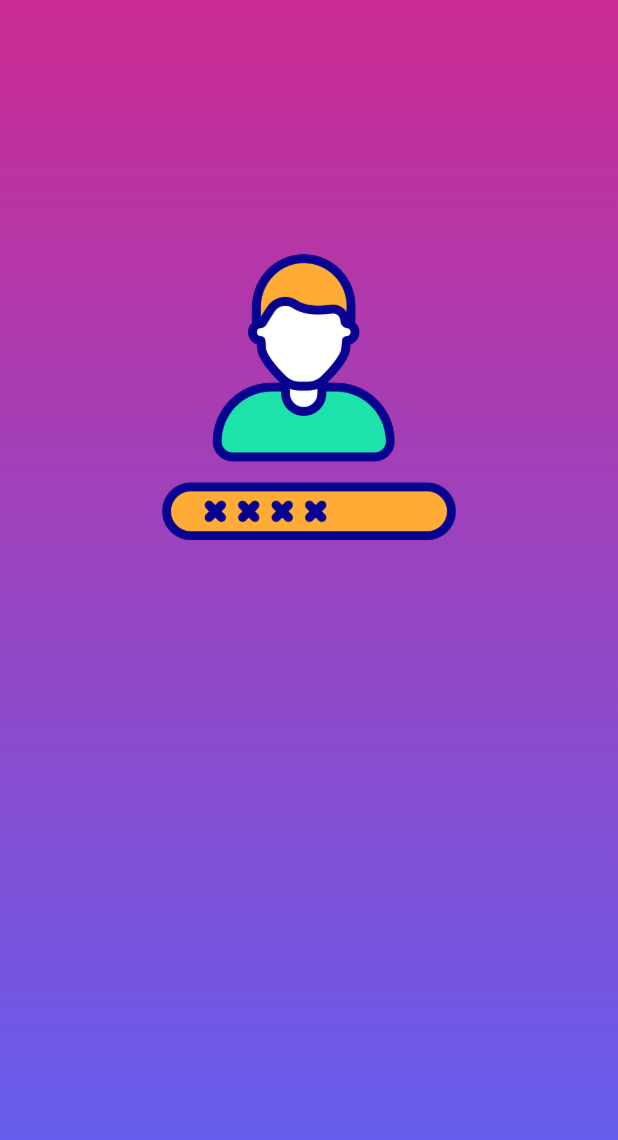
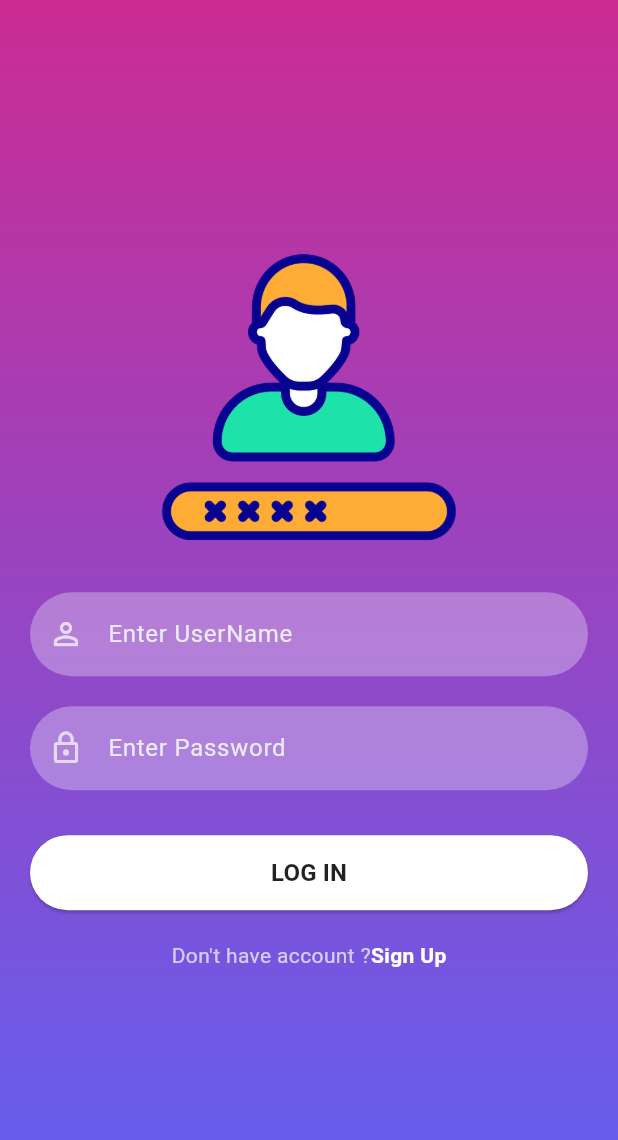
Before and after one commit to tanmaytoshniwal09/login-page, a Flutter app: the screen it shows after launch, on a phone screen of 412 x 824 dp. Shown: the top 1140 px of the screen. Run offline on Flutter 3.47's test engine with Material 3 defaults, Android fonts, the phone set to English and light mode, and no system bars.

Commit message:
Your commit message here

```diff
--- a/lib/Screens/signin_screen.dart
+++ b/lib/Screens/signin_screen.dart
@@ -1,4 +1,5 @@
 import 'package:flutter/material.dart';
+import 'package:login_page/Screens/signup_screen.dart';
 import 'package:login_page/Utils/colors_utils.dart';
 import 'package:login_page/reusable_widget/reusable_widget.dart';
 
@@ -11,6 +12,8 @@ class SignInScreen extends StatefulWidget {
 
 class _SignInScreenState extends State<SignInScreen> {
   @override
+  TextEditingController _passwordTextController = TextEditingController();
+  TextEditingController _emailTextController = TextEditingController();
   Widget build(BuildContext context) {
     return Scaffold(
       body: Container(
@@ -33,6 +36,21 @@ class _SignInScreenState extends State<SignInScreen> {
                   200,
                   200,
                 ),
+                SizedBox(
+                  height: 30,
+                ),
+                reusableTextfiled("Enter UserName", Icons.person_outline, false,
+                    _emailTextController),
+                SizedBox(
+                  height: 20,
+                ),
+                reusableTextfiled("Enter Password", Icons.lock_outline, true,
+                    _passwordTextController),
+                SizedBox(
+                  height: 20,
+                ),
+                signInSignUpButton(context, true, () {}),
+                signupOption(),
               ],
             ),
           ),
@@ -40,4 +58,24 @@ class _SignInScreenState extends State<SignInScreen> {
       ),
     );
   }
+
+  Row signupOption() {
+    return Row(
+      mainAxisAlignment: MainAxisAlignment.center,
+      children: [
+        const Text("Don't have account ?",
+            style: TextStyle(color: Colors.white70)),
+        GestureDetector(
+          onTap: () {
+            Navigator.push(context,
+                MaterialPageRoute(builder: (context) => SignUpScreen()));
+          },
+          child: const Text(
+            "Sign Up",
+            style: TextStyle(color: Colors.white, fontWeight: FontWeight.bold),
+          ),
+        )
+      ],
+    );
+  }
 }
--- a/lib/Screens/signup_screen.dart
+++ b/lib/Screens/signup_screen.dart
@@ -0,0 +1,15 @@
+import 'package:flutter/material.dart';
+
+class SignUpScreen extends StatefulWidget {
+  const SignUpScreen({super.key});
+
+  @override
+  State<SignUpScreen> createState() => _SignUpScreenState();
+}
+
+class _SignUpScreenState extends State<SignUpScreen> {
+  @override
+  Widget build(BuildContext context) {
+    return Scaffold();
+  }
+}
--- a/lib/reusable_widget/reusable_widget.dart
+++ b/lib/reusable_widget/reusable_widget.dart
@@ -19,5 +19,52 @@ TextField reusableTextfiled(String text, IconData icon, bool isPasswordType,
     enableSuggestions: !isPasswordType,
     autocorrect: !isPasswordType,
     cursorColor: Colors.white,
+    style: TextStyle(color: Colors.white.withOpacity(0.9)),
+    decoration: InputDecoration(
+        prefixIcon: Icon(
+          icon,
+          color: Colors.white70,
+        ),
+        labelText: text,
+        labelStyle: TextStyle(
+            color: Color.fromARGB(255, 243, 245, 248).withOpacity(0.9)),
+        filled: true,
+        floatingLabelBehavior: FloatingLabelBehavior.never,
+        fillColor: Colors.white.withOpacity(0.3),
+        border: OutlineInputBorder(
+            borderRadius: BorderRadius.circular(30.0),
+            borderSide: const BorderSide(width: 0, style: BorderStyle.none))),
+    keyboardType: isPasswordType
+        ? TextInputType.visiblePassword
+        : TextInputType.emailAddress,
   );
 }
+
+Container signInSignUpButton(
+    BuildContext context, bool isLogin, Function onTap) {
+  return Container(
+    width: MediaQuery.of(context).size.width,
+    height: 50,
+    margin: const EdgeInsets.fromLTRB(0, 10, 0, 20),
+    decoration: BoxDecoration(borderRadius: BorderRadius.circular(90)),
+    child: ElevatedButton(
+      onPressed: () {
+        onTap();
+      },
+      child: Text(isLogin ? 'LOG IN' : "SIGN UP",
+          style: const TextStyle(
+              color: Colors.black87,
+              fontWeight: FontWeight.bold,
+              fontSize: 16)),
+      style: ButtonStyle(
+          backgroundColor: MaterialStateProperty.resolveWith((states) {
+            if (states.contains(MaterialState.pressed)) {
+              return Colors.black26;
+            }
+            return Colors.white;
+          }),
+          shape: MaterialStateProperty.all<RoundedRectangleBorder>(
+              RoundedRectangleBorder(borderRadius: BorderRadius.circular(30)))),
+    ),
+  );
+}
```
